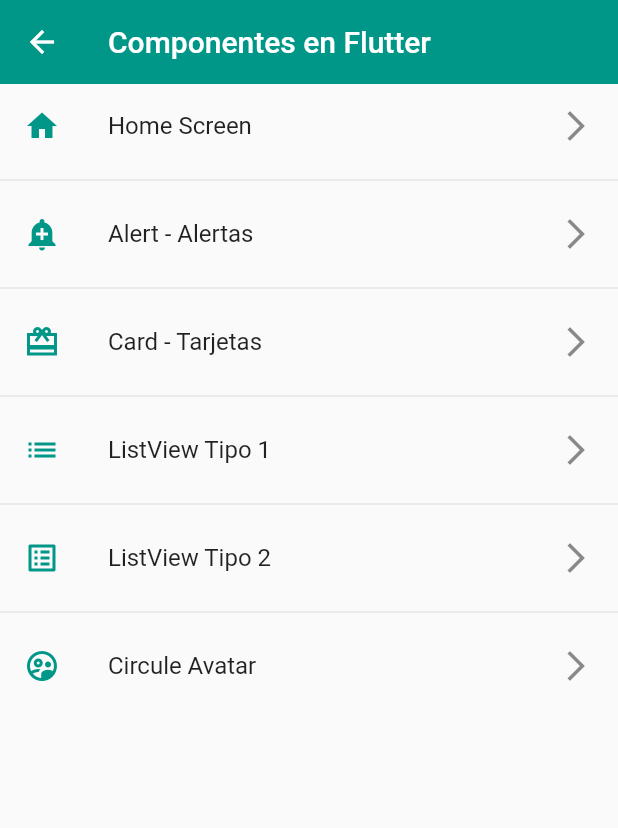
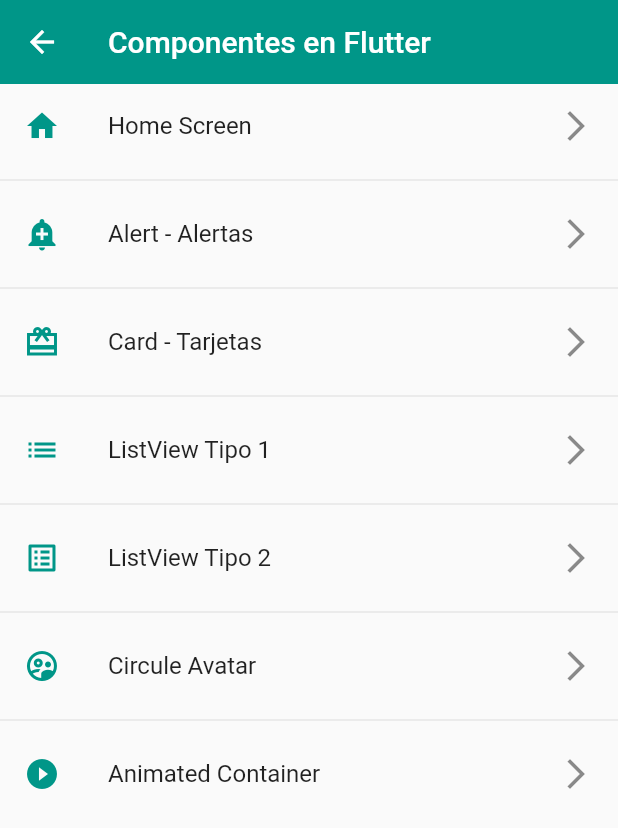
Before and after one commit to VictorAlas92/fl_component, a Flutter app: the screen it shows after launch, on a phone screen of 412 x 824 dp. Shown: the top 828 px of the screen. Run offline on Flutter 3.47's test engine with Material 2 defaults, Android fonts, the phone set to English and light mode, and no system bars.

Commit message:
85 Widget Container _ se agrega el nuevo tab animated container asi como se exporta en screens y app routes se genera un statuful widget y se le implementa un container que cambiara de forma y color de manera dinamica al precionar un floattingActionButton

```diff
--- a/lib/ui/screens/router/app_routes.dart
+++ b/lib/ui/screens/router/app_routes.dart
@@ -32,10 +32,17 @@ class AppRoutes {
         screen: const ListView2Screen(),
         icon: Icons.list_alt),
     MenuOption(
-        route: '/avatar',
-        name: 'Circule Avatar',
-        screen: const AvatarScreen(),
-        icon: Icons.supervised_user_circle_outlined)
+      route: '/avatar',
+      name: 'Circule Avatar',
+      screen: const AvatarScreen(),
+      icon: Icons.supervised_user_circle_outlined,
+    ),
+    MenuOption(
+      route: '/animated',
+      name: 'Animated Container',
+      screen: const AnimatedScreen(),
+      icon: Icons.play_circle_fill_outlined,
+    ),
   ];
 
   static Map<String, Widget Function(BuildContext)> getAppRoutes() {
--- a/lib/ui/screens/router/screens.dart
+++ b/lib/ui/screens/router/screens.dart
@@ -1,4 +1,5 @@
 export 'package:fl_components/ui/screens/alert_screen.dart';
+export 'package:fl_components/ui/screens/animated_screen.dart';
 export 'package:fl_components/ui/screens/avatar_screen.dart';
 export 'package:fl_components/ui/screens/card_screen.dart';
 export 'package:fl_components/ui/screens/home_screen.dart';
```
Also changed, not shown: lib/ui/screens/animated_screen.dart (added, +66 -0 lines).
